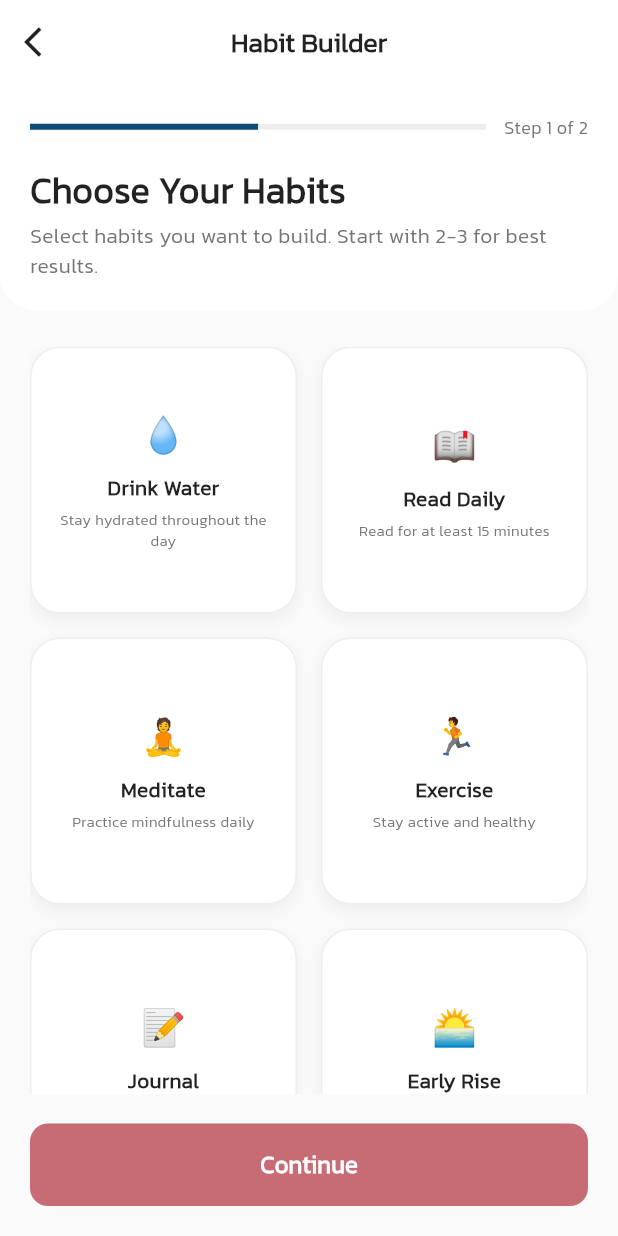
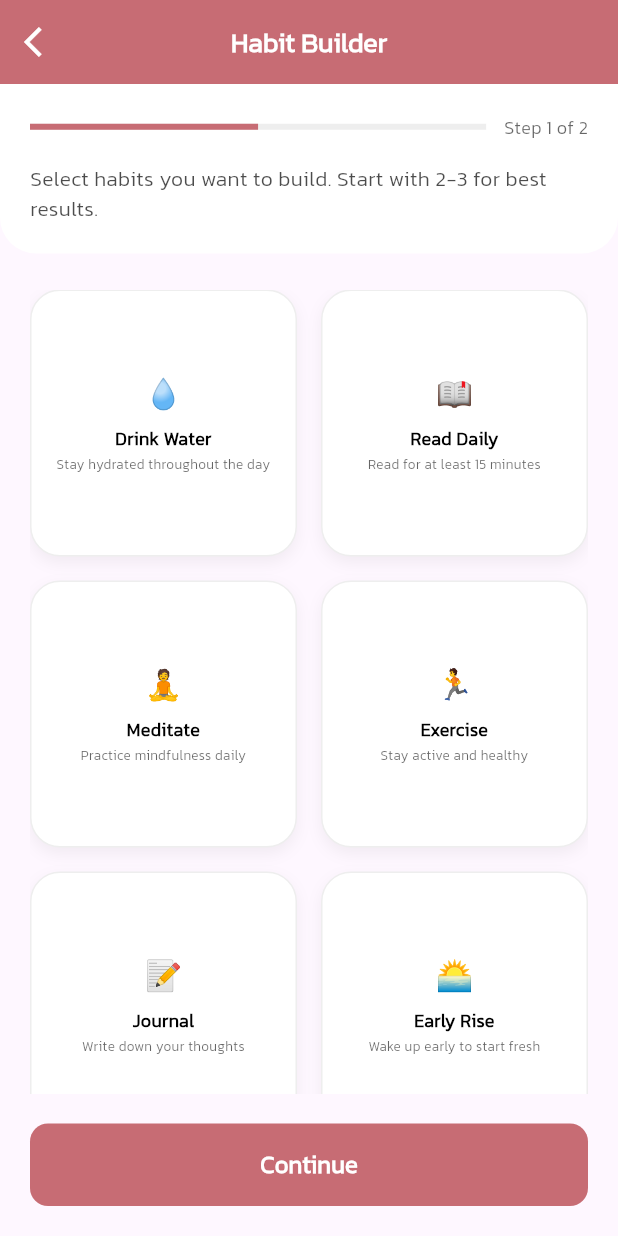
Before and after one commit to dantechu/phraser, a Flutter app: the HabitBuilderScreen screen opened directly, on a phone screen of 412 x 824 dp. Run offline on Flutter 3.47's test engine with Material 3 defaults, Android fonts, the phone set to English and light mode, and no system bars; our stand-ins replace cached_network_image, carousel_slider, cloud_firestore, device_info_plus, dio, firebase_analytics and 25 more; missing offline and left inert: colorful_safe_area, flutter_email_sender, in_app_purchase_android, in_app_purchase_storekit, modal_progress_hud_alt, rate_my_app and 1 more; accounts and stored records are empty; generated files the repository leaves out were written again; network calls fail.

```diff
--- a/phraser/lib/screens/habit_builder_screen.dart
+++ b/phraser/lib/screens/habit_builder_screen.dart
@@ -1,6 +1,6 @@
 import 'package:flutter/material.dart';
 import 'package:get/get.dart';
-import 'package:phraser/consts/colors.dart';
+import 'package:phraser/util/colors.dart';
 
 class HabitBuilderScreen extends StatefulWidget {
   const HabitBuilderScreen({super.key});
@@ -11,18 +11,30 @@ class HabitBuilderScreen extends StatefulWidget {
 
 class _HabitBuilderScreenState extends State<HabitBuilderScreen> {
   List<HabitTemplate> habitTemplates = [
-    HabitTemplate('💧', 'Drink Water', 'Stay hydrated throughout the day', Colors.blue.shade100),
-    HabitTemplate('📖', 'Read Daily', 'Read for at least 15 minutes', Colors.orange.shade100),
-    HabitTemplate('🧘', 'Meditate', 'Practice mindfulness daily', Colors.purple.shade100),
-    HabitTemplate('🏃', 'Exercise', 'Stay active and healthy', Colors.green.shade100),
-    HabitTemplate('📝', 'Journal', 'Write down your thoughts', Colors.yellow.shade100),
-    HabitTemplate('🌅', 'Early Rise', 'Wake up early to start fresh', Colors.pink.shade100),
-    HabitTemplate('🥗', 'Eat Healthy', 'Choose nutritious meals', Colors.lime.shade100),
-    HabitTemplate('💤', 'Sleep Well', 'Get 7-8 hours of quality sleep', Colors.indigo.shade100),
-    HabitTemplate('📱', 'Digital Detox', 'Limit screen time', Colors.red.shade100),
-    HabitTemplate('🙏', 'Practice Gratitude', 'Count your daily blessings', Colors.teal.shade100),
-    HabitTemplate('🎨', 'Creative Time', 'Engage in creative activities', Colors.cyan.shade100),
-    HabitTemplate('🤝', 'Connect', 'Reach out to friends/family', Colors.deepOrange.shade100),
+    HabitTemplate('💧', 'Drink Water', 'Stay hydrated throughout the day',
+        Colors.blue.shade100),
+    HabitTemplate('📖', 'Read Daily', 'Read for at least 15 minutes',
+        Colors.orange.shade100),
+    HabitTemplate(
+        '🧘', 'Meditate', 'Practice mindfulness daily', Colors.purple.shade100),
+    HabitTemplate(
+        '🏃', 'Exercise', 'Stay active and healthy', Colors.green.shade100),
+    HabitTemplate(
+        '📝', 'Journal', 'Write down your thoughts', Colors.yellow.shade100),
+    HabitTemplate('🌅', 'Early Rise', 'Wake up early to start fresh',
+        Colors.pink.shade100),
+    HabitTemplate(
+        '🥗', 'Eat Healthy', 'Choose nutritious meals', Colors.lime.shade100),
+    HabitTemplate('💤', 'Sleep Well', 'Get 7-8 hours of quality sleep',
+        Colors.indigo.shade100),
+    HabitTemplate(
+        '📱', 'Digital Detox', 'Limit screen time', Colors.red.shade100),
+    HabitTemplate('🙏', 'Practice Gratitude', 'Count your daily blessings',
+        Colors.teal.shade100),
+    HabitTemplate('🎨', 'Creative Time', 'Engage in creative activities',
+        Colors.cyan.shade100),
+    HabitTemplate('🤝', 'Connect', 'Reach out to friends/family',
+        Colors.deepOrange.shade100),
   ];
 
   Set<String> selectedHabits = {};
@@ -30,19 +42,25 @@ class _HabitBuilderScreenState extends State<HabitBuilderScreen> {
 
   @override
   Widget build(BuildContext context) {
+    final isDark = Theme.of(context).brightness == Brightness.dark;
+
     return Scaffold(
-      backgroundColor: Colors.grey.shade50,
+      backgroundColor: Theme.of(context).scaffoldBackgroundColor,
       appBar: AppBar(
-        backgroundColor: Colors.white,
+        backgroundColor: Theme.of(context).appBarTheme.backgroundColor ??
+            Theme.of(context).scaffoldBackgroundColor,
         elevation: 0,
         leading: IconButton(
-          icon: const Icon(Icons.arrow_back_ios, color: Colors.black87),
+          icon: const Icon(
+            Icons.arrow_back_ios,
+            color: Colors.white,
+          ),
           onPressed: () => Navigator.pop(context),
         ),
         title: const Text(
           'Habit Builder',
           style: TextStyle(
-            color: Colors.black87,
+            color: Colors.white,
             fontSize: 18,
             fontWeight: FontWeight.w600,
           ),
@@ -54,9 +72,9 @@ class _HabitBuilderScreenState extends State<HabitBuilderScreen> {
           // Progress Indicator
           Container(
             padding: const EdgeInsets.all(20),
-            decoration: const BoxDecoration(
-              color: Colors.white,
-              borderRadius: BorderRadius.only(
+            decoration: BoxDecoration(
+              color: isDark ? Theme.of(context).cardColor : Colors.white,
+              borderRadius: const BorderRadius.only(
                 bottomLeft: Radius.circular(24),
                 bottomRight: Radius.circular(24),
               ),
@@ -69,8 +87,11 @@ class _HabitBuilderScreenState extends State<HabitBuilderScreen> {
                     Expanded(
                       child: LinearProgressIndicator(
                         value: (currentStep + 1) / 2,
-                        backgroundColor: Colors.grey.shade200,
-                        valueColor: AlwaysStoppedAnimation<Color>(AppColors.primaryColor),
+                        backgroundColor: isDark
+                            ? Colors.grey.shade700
+                            : Colors.grey.shade200,
+                        valueColor:
+                            const AlwaysStoppedAnimation<Color>(kPrimaryColor),
                         minHeight: 4,
                       ),
                     ),
@@ -79,29 +100,31 @@ class _HabitBuilderScreenState extends State<HabitBuilderScreen> {
                       'Step ${currentStep + 1} of 2',
                       style: TextStyle(
                         fontSize: 12,
-                        color: Colors.grey.shade600,
+                        color:
+                            Theme.of(context).primaryColorDark.withOpacity(0.6),
                         fontWeight: FontWeight.w500,
                       ),
                     ),
                   ],
                 ),
                 const SizedBox(height: 16),
+                if (currentStep == 1)
                   Text(
-                  currentStep == 0 ? 'Choose Your Habits' : 'Review & Confirm',
-                  style: const TextStyle(
+                    'Review & Confirm',
+                    style: TextStyle(
                       fontSize: 24,
                       fontWeight: FontWeight.bold,
-                    color: Colors.black87,
+                      color: Theme.of(context).primaryColorDark,
                     ),
                   ),
-                const SizedBox(height: 4),
+                if (currentStep == 1) const SizedBox(height: 4),
                 Text(
                   currentStep == 0
                       ? 'Select habits you want to build. Start with 2-3 for best results.'
                       : 'Review your selected habits and start your journey!',
                   style: TextStyle(
                     fontSize: 14,
-                    color: Colors.grey.shade600,
+                    color: Theme.of(context).primaryColorDark.withOpacity(0.7),
                   ),
                 ),
               ],
@@ -112,7 +135,8 @@ class _HabitBuilderScreenState extends State<HabitBuilderScreen> {
 
           // Content
           Expanded(
-            child: currentStep == 0 ? _buildHabitSelection() : _buildReviewStep(),
+            child:
+                currentStep == 0 ? _buildHabitSelection(isDark) : _buildReviewStep(isDark),
           ),
 
           // Bottom Actions
@@ -147,7 +171,7 @@ class _HabitBuilderScreenState extends State<HabitBuilderScreen> {
                   child: ElevatedButton(
                     onPressed: selectedHabits.isNotEmpty ? _nextStep : null,
                     style: ElevatedButton.styleFrom(
-                      backgroundColor: AppColors.primaryColor,
+                      backgroundColor: kPrimaryColor,
                       foregroundColor: Colors.white,
                       padding: const EdgeInsets.symmetric(vertical: 16),
                       shape: RoundedRectangleBorder(
@@ -172,7 +196,7 @@ class _HabitBuilderScreenState extends State<HabitBuilderScreen> {
     );
   }
 
-  Widget _buildHabitSelection() {
+  Widget _buildHabitSelection(bool isDark) {
     return Padding(
       padding: const EdgeInsets.symmetric(horizontal: 20),
       child: GridView.builder(
@@ -192,26 +216,33 @@ class _HabitBuilderScreenState extends State<HabitBuilderScreen> {
             child: AnimatedContainer(
               duration: const Duration(milliseconds: 200),
               decoration: BoxDecoration(
-                color: isSelected ? habit.color.withOpacity(0.8) : Colors.white,
+                color: isSelected
+                    ? kPrimaryColor.withOpacity(0.15)
+                    : (isDark ? Theme.of(context).cardColor : Colors.white),
                 borderRadius: BorderRadius.circular(20),
                 border: Border.all(
-                  color: isSelected ? AppColors.primaryColor : Colors.grey.shade200,
+                  color: isSelected
+                      ? kPrimaryColor
+                      : (isDark ? Colors.grey.shade700 : Colors.grey.shade200),
                   width: isSelected ? 2 : 1,
                 ),
                 boxShadow: [
                   BoxShadow(
                     color: isSelected
-                        ? AppColors.primaryColor.withOpacity(0.3)
-                        : Colors.black.withOpacity(0.05),
+                        ? kPrimaryColor.withOpacity(0.2)
+                        : (isDark
+                            ? Colors.black.withOpacity(0.2)
+                            : Colors.black.withOpacity(0.05)),
                     blurRadius: isSelected ? 12 : 8,
                     offset: const Offset(0, 4),
                   ),
                 ],
               ),
               child: Padding(
-                padding: const EdgeInsets.all(16),
+                padding: const EdgeInsets.all(12),
                 child: Column(
                   mainAxisAlignment: MainAxisAlignment.center,
+                  mainAxisSize: MainAxisSize.min,
                   children: [
                     if (isSelected)
                       Positioned(
@@ -220,7 +251,7 @@ class _HabitBuilderScreenState extends State<HabitBuilderScreen> {
                         child: Container(
                           padding: const EdgeInsets.all(2),
                           decoration: BoxDecoration(
-                            color: AppColors.primaryColor,
+                            color: kPrimaryColor,
                             borderRadius: BorderRadius.circular(10),
                           ),
                           child: const Icon(
@@ -233,29 +264,40 @@ class _HabitBuilderScreenState extends State<HabitBuilderScreen> {
                     Text(
                       habit.emoji,
                       style: TextStyle(
-                        fontSize: isSelected ? 28 : 24,
+                        fontSize: isSelected ? 24 : 20,
                       ),
                     ),
-                    const SizedBox(height: 8),
-                    Text(
+                    const SizedBox(height: 6),
+                    Flexible(
+                      child: Text(
                         habit.name,
                         style: TextStyle(
-                        fontSize: 14,
-                        fontWeight: isSelected ? FontWeight.bold : FontWeight.w600,
-                        color: isSelected ? AppColors.primaryColor : Colors.black87,
+                          fontSize: 12,
+                          fontWeight:
+                              isSelected ? FontWeight.bold : FontWeight.w600,
+                          color: isSelected
+                              ? kPrimaryColor
+                              : Theme.of(context).primaryColorDark,
                         ),
                         textAlign: TextAlign.center,
+                        maxLines: 1,
+                        overflow: TextOverflow.ellipsis,
                       ),
-                    const SizedBox(height: 4),
-                    Text(
+                    ),
+                    const SizedBox(height: 2),
+                    Flexible(
+                      child: Text(
                         habit.description,
                         textAlign: TextAlign.center,
                         style: TextStyle(
-                        fontSize: 10,
-                        color: Colors.grey.shade600,
+                          fontSize: 9,
+                          color: Theme.of(context)
+                              .primaryColorDark
+                              .withOpacity(0.6),
                         ),
                         maxLines: 2,
                         overflow: TextOverflow.ellipsis,
+                      ),
                     ),
                   ],
                 ),
@@ -267,7 +309,7 @@ class _HabitBuilderScreenState extends State<HabitBuilderScreen> {
     );
   }
 
-  Widget _buildReviewStep() {
+  Widget _buildReviewStep(bool isDark) {
     final selectedHabitsList = habitTemplates
         .where((habit) => selectedHabits.contains(habit.name))
         .toList();
@@ -281,11 +323,12 @@ class _HabitBuilderScreenState extends State<HabitBuilderScreen> {
             width: double.infinity,
             padding: const EdgeInsets.all(20),
             decoration: BoxDecoration(
-              color: Colors.white,
+              color: isDark ? Theme.of(context).cardColor : Colors.white,
               borderRadius: BorderRadius.circular(16),
               boxShadow: [
                 BoxShadow(
-                  color: Colors.black.withOpacity(0.05),
+                  color:
+                      (isDark ? Colors.black : Colors.black).withOpacity(0.05),
                   blurRadius: 10,
                   offset: const Offset(0, 2),
                 ),
@@ -294,12 +337,12 @@ class _HabitBuilderScreenState extends State<HabitBuilderScreen> {
             child: Column(
               crossAxisAlignment: CrossAxisAlignment.start,
               children: [
-                const Text(
+                Text(
                   'Your Selected Habits',
                   style: TextStyle(
                     fontSize: 18,
                     fontWeight: FontWeight.bold,
-                    color: Colors.black87,
+                    color: Theme.of(context).primaryColorDark,
                   ),
                 ),
                 const SizedBox(height: 16),
@@ -313,7 +356,8 @@ class _HabitBuilderScreenState extends State<HabitBuilderScreen> {
                               color: habit.color,
                               borderRadius: BorderRadius.circular(8),
                             ),
-                        child: Text(habit.emoji, style: const TextStyle(fontSize: 20)),
+                            child: Text(habit.emoji,
+                                style: const TextStyle(fontSize: 20)),
                           ),
                           const SizedBox(width: 12),
                           Expanded(
@@ -322,17 +366,19 @@ class _HabitBuilderScreenState extends State<HabitBuilderScreen> {
                               children: [
                                 Text(
                                   habit.name,
-                              style: const TextStyle(
+                                  style: TextStyle(
                                     fontSize: 16,
                                     fontWeight: FontWeight.w600,
-                                color: Colors.black87,
+                                    color: Theme.of(context).primaryColorDark,
                                   ),
                                 ),
                                 Text(
                                   habit.description,
                                   style: TextStyle(
                                     fontSize: 12,
-                                color: Colors.grey.shade600,
+                                    color: Theme.of(context)
+                                        .primaryColorDark
+                                        .withOpacity(0.6),
                                   ),
                                 ),
                               ],
@@ -344,40 +390,38 @@ class _HabitBuilderScreenState extends State<HabitBuilderScreen> {
               ],
             ),
           ),
-
           const SizedBox(height: 24),
-
           Container(
             width: double.infinity,
             padding: const EdgeInsets.all(20),
             decoration: BoxDecoration(
               gradient: LinearGradient(
                 colors: [
-                  AppColors.primaryColor.withOpacity(0.1),
-                  AppColors.primaryColor.withOpacity(0.05),
+                  kPrimaryColor.withOpacity(0.1),
+                  kPrimaryColor.withOpacity(0.05),
                 ],
                 begin: Alignment.topLeft,
                 end: Alignment.bottomRight,
               ),
               borderRadius: BorderRadius.circular(16),
               border: Border.all(
-                color: AppColors.primaryColor.withOpacity(0.2),
+                color: kPrimaryColor.withOpacity(0.2),
               ),
             ),
             child: Column(
               children: [
                 const Icon(
                   Icons.tips_and_updates,
-                  color: AppColors.primaryColor,
+                  color: kPrimaryColor,
                   size: 32,
                 ),
                 const SizedBox(height: 12),
-                const Text(
+                Text(
                   'Tips for Success',
                   style: TextStyle(
                     fontSize: 16,
                     fontWeight: FontWeight.bold,
-                    color: Colors.black87,
+                    color: Theme.of(context).primaryColorDark,
                   ),
                 ),
                 const SizedBox(height: 8),
@@ -385,7 +429,7 @@ class _HabitBuilderScreenState extends State<HabitBuilderScreen> {
                   '• Start small - even 5 minutes counts\n• Be consistent rather than perfect\n• Track your progress daily\n• Celebrate small wins',
                   style: TextStyle(
                     fontSize: 12,
-                    color: Colors.grey.shade700,
+                    color: Theme.of(context).primaryColorDark.withOpacity(0.7),
                     height: 1.5,
                   ),
                 ),
@@ -429,7 +473,7 @@ class _HabitBuilderScreenState extends State<HabitBuilderScreen> {
     Get.snackbar(
       'Habits Created!',
       'Your ${selectedHabits.length} habits have been set up. Start building your routine!',
-      backgroundColor: AppColors.primaryColor.withOpacity(0.9),
+      backgroundColor: kPrimaryColor.withOpacity(0.9),
       colorText: Colors.white,
       duration: const Duration(seconds: 3),
       margin: const EdgeInsets.all(16),
```
Lines whose indentation alone changed are shown as unchanged.
